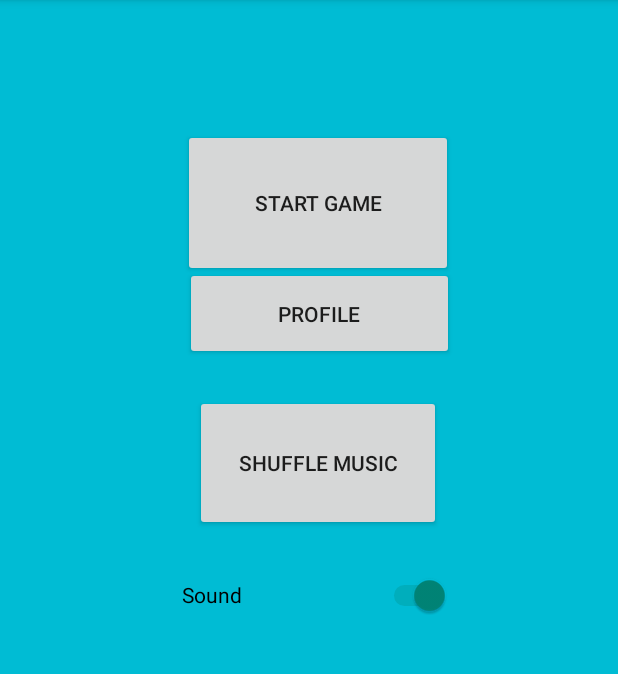
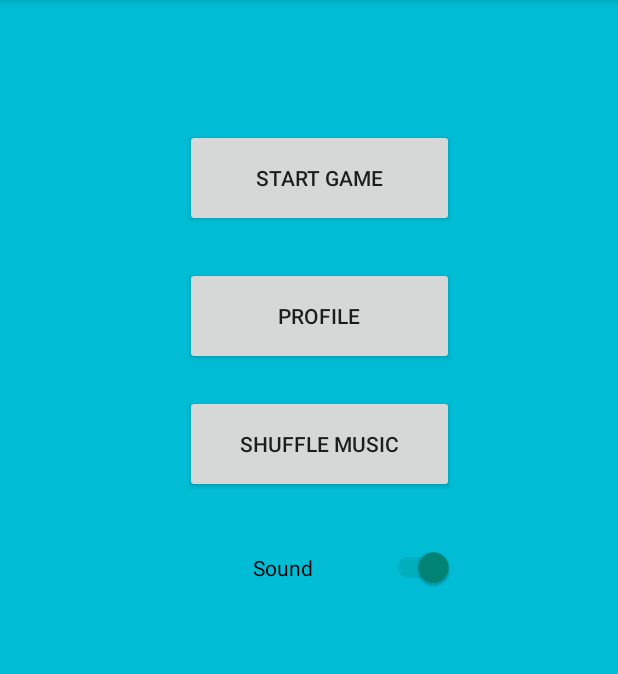
Before and after one commit to mihaikrisan/ElementsBattle, an Android app: the WelcomePage screen opened directly, with no data from a screen before it, on a phone screen of 412 x 824 dp, the part 84-758 px from its top. Run offline under Robolectric (Android 15) with nearby library versions, the phone set to English and light mode, and no system bars.

Commit message:
fixed design for welcome page

```diff
--- a/gamev10/app/src/main/res/layout/activity_welcome_page.xml
+++ b/gamev10/app/src/main/res/layout/activity_welcome_page.xml
@@ -7,22 +7,21 @@
 
     <Button
         android:id="@+id/startBtn"
-        android:layout_width="177dp"
-        android:layout_height="62dp"
+        android:layout_width="wrap_content"
+        android:layout_height="65dp"
         android:layout_alignParentStart="true"
         android:layout_alignParentTop="true"
         android:layout_alignParentEnd="true"
-        android:layout_alignParentBottom="true"
-        android:layout_marginStart="122dp"
+        android:layout_marginStart="123dp"
         android:layout_marginTop="86dp"
-        android:layout_marginEnd="110dp"
-        android:layout_marginBottom="583dp"
+        android:layout_marginEnd="109dp"
+
         android:text="Start Game" />
 
     <Button
         android:id="@+id/profileBtn"
-        android:layout_width="177dp"
-        android:layout_height="62dp"
+        android:layout_width="175dp"
+        android:layout_height="65dp"
         android:layout_alignParentStart="true"
         android:layout_alignParentTop="true"
         android:layout_alignParentEnd="true"
@@ -33,31 +32,28 @@
 
     <Button
         android:id="@+id/shuffleBtn"
-        android:layout_width="163dp"
-        android:layout_height="52dp"
+        android:layout_width="wrap_content"
+        android:layout_height="65dp"
         android:layout_alignParentStart="true"
         android:layout_alignParentTop="true"
         android:layout_alignParentEnd="true"
-        android:layout_alignParentBottom="true"
-        android:layout_marginStart="130dp"
+        android:layout_marginStart="123dp"
         android:layout_marginTop="263dp"
-        android:layout_marginEnd="118dp"
-        android:layout_marginBottom="414dp"
+        android:layout_marginEnd="109dp"
         android:text="shuffle music" />
 
     <Switch
         android:id="@+id/soundSwitch"
-        android:layout_width="177dp"
+        android:layout_width="wrap_content"
         android:layout_height="62dp"
         android:layout_alignParentStart="true"
         android:layout_alignParentTop="true"
         android:layout_alignParentEnd="true"
-        android:layout_alignParentBottom="true"
-        android:layout_marginStart="121dp"
+        android:layout_marginStart="123dp"
         android:layout_marginTop="347dp"
-        android:layout_marginEnd="112dp"
-        android:layout_marginBottom="322dp"
+        android:layout_marginEnd="109dp"
         android:checked="true"
+        android:textAlignment="center"
         android:text="Sound" />
 
 </RelativeLayout>
```
